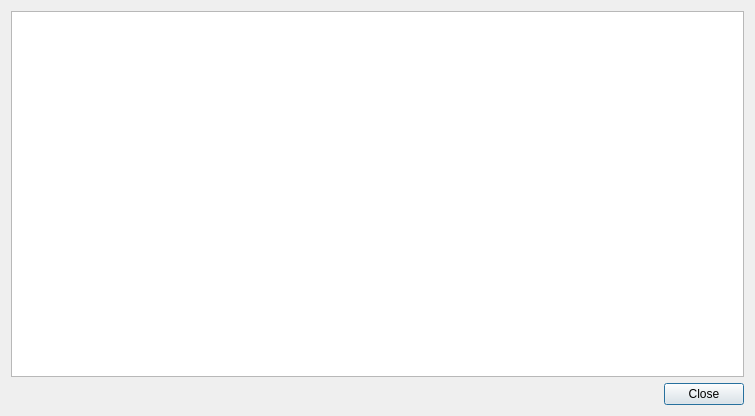
This is ui/dialogTree.ui in yorikvanhavre/FreeCAD-NativeIFC as Qt 5 draws it before an edit. The edited form follows.
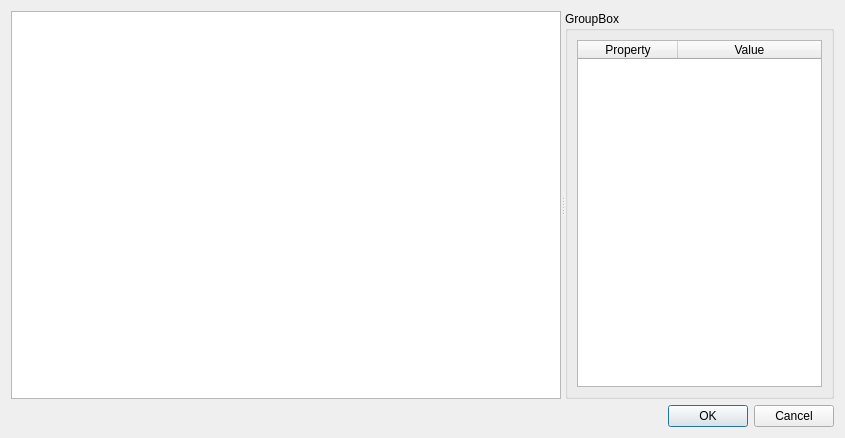
This is the edited form.

Commit message: allow to edit ifc tree (preliminary)

```diff
--- a/ui/dialogTree.ui
+++ b/ui/dialogTree.ui
@@ -6,8 +6,8 @@
    <rect>
     <x>0</x>
     <y>0</y>
-    <width>755</width>
-    <height>416</height>
+    <width>845</width>
+    <height>438</height>
    </rect>
   </property>
   <property name="windowTitle">
@@ -15,15 +15,65 @@
   </property>
   <layout class="QVBoxLayout" name="verticalLayout">
    <item>
-    <widget class="QTreeWidget" name="treeWidget">
-     <attribute name="headerVisible">
-      <bool>false</bool>
-     </attribute>
-     <column>
-      <property name="text">
-       <string notr="true">1</string>
+    <widget class="QSplitter" name="splitter">
+     <property name="orientation">
+      <enum>Qt::Horizontal</enum>
+     </property>
+     <widget class="QTreeWidget" name="geomtree">
+      <property name="minimumSize">
+       <size>
+        <width>550</width>
+        <height>0</height>
+       </size>
       </property>
-     </column>
+      <attribute name="headerVisible">
+       <bool>false</bool>
+      </attribute>
+      <column>
+       <property name="text">
+        <string notr="true">1</string>
+       </property>
+      </column>
+     </widget>
+     <widget class="QGroupBox" name="groupBox">
+      <property name="title">
+       <string>GroupBox</string>
+      </property>
+      <layout class="QVBoxLayout" name="verticalLayout_2">
+       <item>
+        <widget class="QTableWidget" name="proptree">
+         <property name="minimumSize">
+          <size>
+           <width>0</width>
+           <height>0</height>
+          </size>
+         </property>
+         <property name="columnCount">
+          <number>2</number>
+         </property>
+         <attribute name="horizontalHeaderStretchLastSection">
+          <bool>true</bool>
+         </attribute>
+         <attribute name="verticalHeaderVisible">
+          <bool>false</bool>
+         </attribute>
+         <attribute name="verticalHeaderStretchLastSection">
+          <bool>false</bool>
+         </attribute>
+         <column>
+          <property name="text">
+           <string>Property</string>
+          </property>
+         </column>
+         <column>
+          <property name="text">
+           <string>Value</string>
+          </property>
+         </column>
+        </widget>
+       </item>
+      </layout>
+     </widget>
     </widget>
    </item>
    <item>
@@ -32,7 +82,7 @@
       <enum>Qt::Horizontal</enum>
      </property>
      <property name="standardButtons">
-      <set>QDialogButtonBox::Close</set>
+      <set>QDialogButtonBox::Cancel|QDialogButtonBox::Ok</set>
      </property>
     </widget>
    </item>
```
The commit also changes 2 other files.
